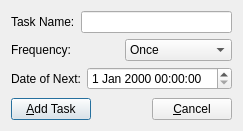
The window that TodoListProject/UI/ui_rough_draft/ui/add_task_superbasictask.ui (JamesMattice/CodingPractice) describes before a commit, drawn with Qt 5.
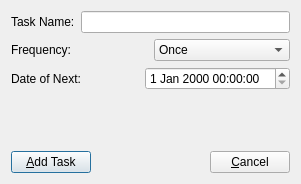
The same window after the commit.

Commit message:
Dunno, weird thing when i closed QTDesigner.
asd

```diff
--- a/TodoListProject/UI/ui_rough_draft/ui/add_task_superbasictask.ui
+++ b/TodoListProject/UI/ui_rough_draft/ui/add_task_superbasictask.ui
@@ -6,8 +6,8 @@
    <rect>
     <x>0</x>
     <y>0</y>
-    <width>217</width>
-    <height>131</height>
+    <width>301</width>
+    <height>184</height>
    </rect>
   </property>
   <property name="windowTitle">
@@ -110,7 +110,7 @@
      <property name="sizeHint" stdset="0">
       <size>
        <width>178</width>
-       <height>1</height>
+       <height>50</height>
       </size>
      </property>
     </spacer>
@@ -129,7 +129,7 @@
      </property>
      <property name="sizeHint" stdset="0">
       <size>
-       <width>34</width>
+       <width>118</width>
        <height>20</height>
       </size>
      </property>
```
